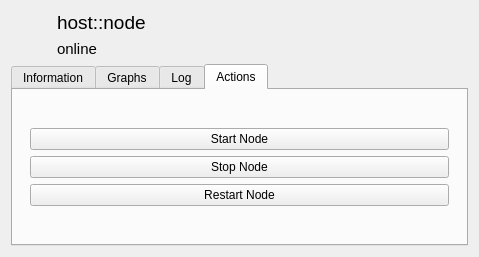
ROS-PSE/Advanced-ROS-Network-Introspection, file Widgets/SelectionWidget.ui: the form before one commit.
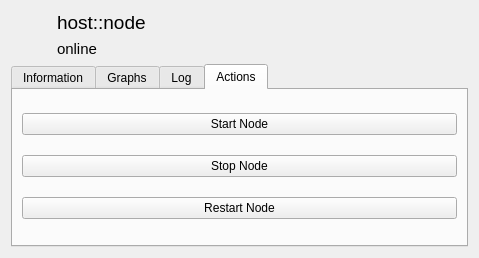
The form after the commit. The open tabs and pages were chosen to show the change. Icons and pictures are not drawn.

```diff
--- a/Widgets/SelectionWidget.ui
+++ b/Widgets/SelectionWidget.ui
@@ -1,13 +1,13 @@
 <?xml version="1.0" encoding="UTF-8"?>
 <ui version="4.0">
- <class>Form</class>
- <widget class="QWidget" name="Form">
+ <class>SelectionWidget</class>
+ <widget class="QWidget" name="SelectionWidget">
   <property name="geometry">
    <rect>
     <x>0</x>
     <y>0</y>
     <width>479</width>
-    <height>257</height>
+    <height>258</height>
    </rect>
   </property>
   <property name="windowTitle">
@@ -15,11 +15,11 @@
   </property>
   <layout class="QVBoxLayout" name="verticalLayout_6">
    <item>
-    <layout class="QVBoxLayout" name="verticalLayout_2">
+    <layout class="QVBoxLayout" name="verticalLayoutWidget">
      <item>
-      <layout class="QHBoxLayout" name="horizontalLayout">
+      <layout class="QHBoxLayout" name="horizontalLayoutStatus">
        <item>
-        <widget class="QLabel" name="label">
+        <widget class="QLabel" name="statusLightLabel">
          <property name="sizePolicy">
           <sizepolicy hsizetype="Fixed" vsizetype="Fixed">
            <horstretch>0</horstretch>
@@ -66,9 +66,9 @@
         </spacer>
        </item>
        <item>
-        <layout class="QVBoxLayout" name="verticalLayout">
+        <layout class="QVBoxLayout" name="verticalLayoutLabels">
          <item>
-          <widget class="QLabel" name="label_2">
+          <widget class="QLabel" name="hostNodeLabel">
            <property name="font">
             <font>
              <pointsize>14</pointsize>
@@ -80,7 +80,7 @@
           </widget>
          </item>
          <item>
-          <widget class="QLabel" name="label_3">
+          <widget class="QLabel" name="currentStatusLabel">
            <property name="font">
             <font>
              <pointsize>11</pointsize>
@@ -98,20 +98,20 @@
      <item>
       <widget class="QTabWidget" name="tabWidget">
        <property name="currentIndex">
-        <number>0</number>
+        <number>3</number>
        </property>
-       <widget class="QWidget" name="information">
+       <widget class="QWidget" name="informationTab">
         <attribute name="title">
          <string>Information</string>
         </attribute>
         <layout class="QVBoxLayout" name="verticalLayout_8">
          <item>
-          <widget class="QTextBrowser" name="textBrowser">
+          <widget class="QTextBrowser" name="informationtabTextBrowser">
            <property name="html">
             <string>&lt;!DOCTYPE HTML PUBLIC &quot;-//W3C//DTD HTML 4.0//EN&quot; &quot;http://www.w3.org/TR/REC-html40/strict.dtd&quot;&gt;
 &lt;html&gt;&lt;head&gt;&lt;meta name=&quot;qrichtext&quot; content=&quot;1&quot; /&gt;&lt;style type=&quot;text/css&quot;&gt;
 p, li { white-space: pre-wrap; }
-&lt;/style&gt;&lt;/head&gt;&lt;body style=&quot; font-family:'MS Shell Dlg 2'; font-size:8.25pt; font-weight:400; font-style:normal;&quot;&gt;
+&lt;/style&gt;&lt;/head&gt;&lt;body style=&quot; font-family:'MS Shell Dlg 2'; font-size:7.5pt; font-weight:400; font-style:normal;&quot;&gt;
 &lt;p style=&quot; margin-top:0px; margin-bottom:0px; margin-left:0px; margin-right:0px; -qt-block-indent:0; text-indent:0px;&quot;&gt;&lt;span style=&quot; font-size:8pt;&quot;&gt;Bandwidth: 100 Mb/s&lt;/span&gt;&lt;/p&gt;
 &lt;p style=&quot; margin-top:0px; margin-bottom:0px; margin-left:0px; margin-right:0px; -qt-block-indent:0; text-indent:0px;&quot;&gt;&lt;span style=&quot; font-size:8pt;&quot;&gt;Latency: 50 ms&lt;/span&gt;&lt;/p&gt;
 &lt;p style=&quot; margin-top:0px; margin-bottom:0px; margin-left:0px; margin-right:0px; -qt-block-indent:0; text-indent:0px;&quot;&gt;&lt;span style=&quot; font-size:8pt;&quot;&gt;Frequency: 50 Hz&lt;/span&gt;&lt;/p&gt;
@@ -124,22 +124,15 @@
          </item>
         </layout>
        </widget>
-       <widget class="QWidget" name="graphs">
+       <widget class="QWidget" name="graphsTab">
         <attribute name="title">
          <string>Graphs</string>
         </attribute>
-        <widget class="QWidget" name="layoutWidget">
-         <property name="geometry">
-          <rect>
-           <x>0</x>
-           <y>0</y>
-           <width>231</width>
-           <height>22</height>
-          </rect>
-         </property>
-         <layout class="QHBoxLayout" name="horizontalLayout_2">
+        <layout class="QVBoxLayout" name="verticalLayout">
           <item>
-           <widget class="QLabel" name="label_4">
+          <layout class="QHBoxLayout" name="horizontalLayoutRange">
+           <item>
+            <widget class="QLabel" name="rangeLabel">
             <property name="sizePolicy">
              <sizepolicy hsizetype="Minimum" vsizetype="Preferred">
               <horstretch>1</horstretch>
@@ -152,7 +145,7 @@
            </widget>
           </item>
           <item>
-           <widget class="QComboBox" name="comboBox">
+            <widget class="QComboBox" name="rangeComboBox">
             <property name="sizePolicy">
              <sizepolicy hsizetype="MinimumExpanding" vsizetype="Fixed">
               <horstretch>2</horstretch>
@@ -189,81 +182,44 @@
            </widget>
           </item>
          </layout>
-        </widget>
-       </widget>
-       <widget class="QWidget" name="log">
+         </item>
+        </layout>
+       </widget>
+       <widget class="QWidget" name="logTab">
         <attribute name="title">
          <string>Log</string>
         </attribute>
         <layout class="QVBoxLayout" name="verticalLayout_7">
          <item>
-          <widget class="QListWidget" name="listWidget"/>
+          <widget class="QListWidget" name="logTabListWidget"/>
          </item>
         </layout>
        </widget>
-       <widget class="QWidget" name="actions">
+       <widget class="QWidget" name="actionsTab">
         <attribute name="title">
          <string>Actions</string>
         </attribute>
-        <layout class="QVBoxLayout" name="verticalLayout_5">
+        <layout class="QVBoxLayout" name="verticalLayout_2">
          <item>
-          <layout class="QVBoxLayout" name="verticalLayout_3">
-           <property name="sizeConstraint">
-            <enum>QLayout::SetDefaultConstraint</enum>
-           </property>
-           <property name="leftMargin">
-            <number>4</number>
-           </property>
-           <property name="topMargin">
-            <number>4</number>
-           </property>
-           <property name="rightMargin">
-            <number>4</number>
-           </property>
-           <property name="bottomMargin">
-            <number>4</number>
-           </property>
-           <item>
-            <layout class="QVBoxLayout" name="verticalLayout_4">
-             <property name="sizeConstraint">
-              <enum>QLayout::SetDefaultConstraint</enum>
-             </property>
-             <property name="leftMargin">
-              <number>4</number>
-             </property>
-             <property name="topMargin">
-              <number>4</number>
-             </property>
-             <property name="rightMargin">
-              <number>4</number>
-             </property>
-             <property name="bottomMargin">
-              <number>4</number>
-             </property>
-             <item>
-              <widget class="QPushButton" name="pushButton_3">
+          <widget class="QPushButton" name="startButton">
                <property name="text">
                 <string>Start Node</string>
                </property>
               </widget>
              </item>
              <item>
-              <widget class="QPushButton" name="pushButton_2">
+          <widget class="QPushButton" name="stopButton">
                <property name="text">
                 <string>Stop Node</string>
                </property>
               </widget>
              </item>
              <item>
-              <widget class="QPushButton" name="pushButton">
+          <widget class="QPushButton" name="restartButton">
                <property name="text">
                 <string>Restart Node</string>
                </property>
               </widget>
-             </item>
-            </layout>
-           </item>
-          </layout>
          </item>
         </layout>
        </widget>
```
Lines whose indentation alone changed are shown as unchanged.
